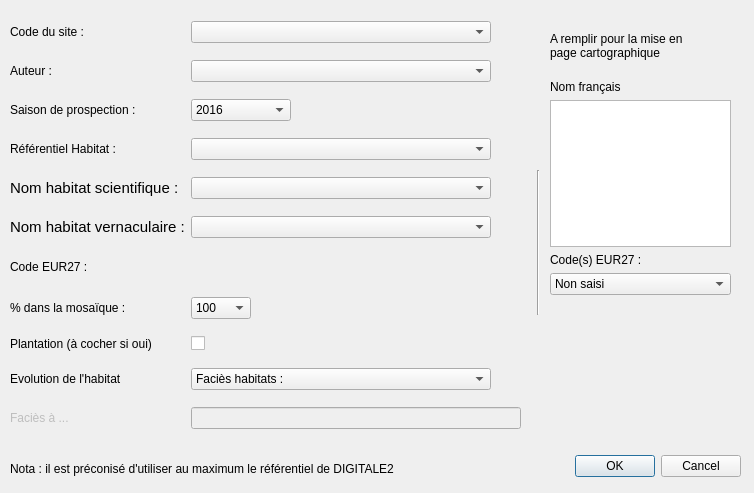
Above: ui_bdhabnat_dialog.ui from CEN-Hauts-de-France/bdhabnat_cenhdf before the change. Below: the same form after it.
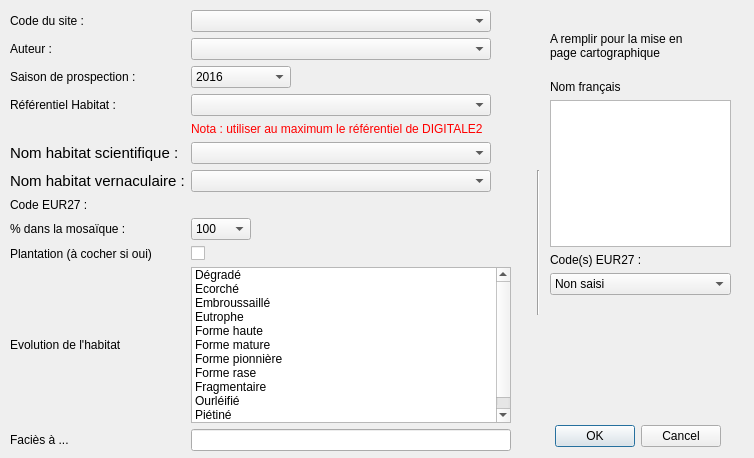
That is the form after the change.

Commit message: - Champs "Evolution de l'habitat" modifiés (notamment cbx -> list à choix multiple) - Nom français géré (cbx liée au nom latin + saisie en base) - Année proposée par défaut change au 15/03.

What changed in the file:
```diff
--- a/ui_bdhabnat_dialog.ui
+++ b/ui_bdhabnat_dialog.ui
@@ -7,7 +7,7 @@
     <x>0</x>
     <y>0</y>
     <width>754</width>
-    <height>493</height>
+    <height>458</height>
    </rect>
   </property>
   <property name="minimumSize">
@@ -28,8 +28,8 @@
   <widget class="QDialogButtonBox" name="buttonBox">
    <property name="geometry">
     <rect>
-     <x>550</x>
-     <y>450</y>
+     <x>530</x>
+     <y>420</y>
      <width>191</width>
      <height>32</height>
     </rect>
@@ -101,20 +101,7 @@
     </item>
    </layout>
   </widget>
-  <widget class="QLabel" name="label_2">
-   <property name="geometry">
-    <rect>
-     <x>10</x>
-     <y>460</y>
-     <width>481</width>
-     <height>17</height>
-    </rect>
-   </property>
-   <property name="text">
-    <string>Nota : il est préconisé d'utiliser au maximum le référentiel de DIGITALE2</string>
-   </property>
-  </widget>
-  <widget class="Line" name="line_2">
+  <widget class="Line" name="line">
    <property name="geometry">
     <rect>
      <x>530</x>
@@ -132,11 +119,18 @@
     <rect>
      <x>10</x>
      <y>10</y>
-     <width>511</width>
-     <height>431</height>
+     <width>501</width>
+     <height>441</height>
     </rect>
    </property>
    <layout class="QGridLayout" name="gridLayout">
+    <item row="11" column="0">
+     <widget class="QLabel" name="lbl_plantation">
+      <property name="text">
+       <string>Plantation (à cocher si oui)</string>
+      </property>
+     </widget>
+    </item>
     <item row="3" column="1">
      <widget class="QComboBox" name="cbx_habref">
       <property name="maximumSize">
@@ -162,7 +156,7 @@
       </property>
      </widget>
     </item>
-    <item row="6" column="1">
+    <item row="8" column="1">
      <widget class="QLabel" name="txt_codeeur27">
       <property name="maximumSize">
        <size>
@@ -191,7 +185,7 @@
       </property>
      </widget>
     </item>
-    <item row="4" column="0">
+    <item row="6" column="0">
      <widget class="QLabel" name="lbl_hablat">
       <property name="font">
        <font>
@@ -208,7 +202,7 @@
       </property>
      </widget>
     </item>
-    <item row="4" column="1">
+    <item row="6" column="1">
      <widget class="QComboBox" name="cbx_hablat">
       <property name="sizePolicy">
        <sizepolicy hsizetype="Expanding" vsizetype="Fixed">
@@ -233,14 +227,7 @@
       </property>
      </widget>
     </item>
-    <item row="8" column="0">
-     <widget class="QLabel" name="lbl_plantation">
-      <property name="text">
-       <string>Plantation (à cocher si oui)</string>
-      </property>
-     </widget>
-    </item>
-    <item row="8" column="1">
+    <item row="11" column="1">
      <widget class="QCheckBox" name="chx_plantation">
       <property name="maximumSize">
        <size>
@@ -253,122 +240,27 @@
       </property>
      </widget>
     </item>
-    <item row="9" column="0">
+    <item row="12" column="0">
      <widget class="QLabel" name="lbl_evol">
       <property name="text">
        <string>Evolution de l'habitat</string>
       </property>
      </widget>
     </item>
-    <item row="9" column="1">
-     <widget class="QComboBox" name="cbx_habetat">
-      <property name="maximumSize">
-       <size>
-        <width>300</width>
-        <height>16777215</height>
-       </size>
-      </property>
-      <item>
-       <property name="text">
-        <string>Faciès habitats :</string>
-       </property>
-      </item>
-      <item>
-       <property name="text">
-        <string>-  à : (compléter dans la zone de texte ci-dessous)</string>
-       </property>
-      </item>
-      <item>
-       <property name="text">
-        <string>- eutrophe</string>
-       </property>
-      </item>
-      <item>
-       <property name="text">
-        <string>- ourléifié</string>
-       </property>
-      </item>
-      <item>
-       <property name="text">
-        <string>- embroussaillé</string>
-       </property>
-      </item>
-      <item>
-       <property name="text">
-        <string>- écorché</string>
-       </property>
-      </item>
-      <item>
-       <property name="text">
-        <string/>
-       </property>
-      </item>
-      <item>
-       <property name="text">
-        <string>Forme : </string>
-       </property>
-      </item>
-      <item>
-       <property name="text">
-        <string>- pionnière</string>
-       </property>
-      </item>
-      <item>
-       <property name="text">
-        <string>- rase</string>
-       </property>
-      </item>
-      <item>
-       <property name="text">
-        <string>- haute</string>
-       </property>
-      </item>
-      <item>
-       <property name="text">
-        <string>- mature</string>
-       </property>
-      </item>
-      <item>
-       <property name="text">
-        <string/>
-       </property>
-      </item>
-      <item>
-       <property name="text">
-        <string>Fragmentaire</string>
-       </property>
-      </item>
-      <item>
-       <property name="text">
-        <string>Dégradé</string>
-       </property>
-      </item>
-      <item>
-       <property name="text">
-        <string>Piétiné</string>
-       </property>
-      </item>
-      <item>
-       <property name="text">
-        <string>Rudéralisé</string>
-       </property>
-      </item>
-     </widget>
-    </item>
-    <item row="10" column="0">
+    <item row="13" column="0">
      <widget class="QLabel" name="lbl_faciesa">
       <property name="enabled">
-       <bool>false</bool>
+       <bool>true</bool>
       </property>
       <property name="text">
        <string>Faciès à ...</string>
       </property>
      </widget>
     </item>
-    <item row="10" column="1">
+    <item row="13" column="1">
      <widget class="QLineEdit" name="txt_faciesa">
       <property name="enabled">
-       <bool>false</bool>
+       <bool>true</bool>
       </property>
      </widget>
     </item>
@@ -401,7 +293,7 @@
       </property>
      </widget>
     </item>
-    <item row="5" column="0">
+    <item row="7" column="0">
      <widget class="QLabel" name="lbl_habfr">
       <property name="font">
        <font>
@@ -413,7 +305,7 @@
       </property>
      </widget>
     </item>
-    <item row="5" column="1">
+    <item row="7" column="1">
      <widget class="QComboBox" name="cbx_habfr">
       <property name="sizePolicy">
        <sizepolicy hsizetype="Preferred" vsizetype="Fixed">
@@ -455,14 +347,14 @@
       </property>
      </widget>
     </item>
-    <item row="7" column="0">
+    <item row="9" column="0">
      <widget class="QLabel" name="lbl_pourcent">
       <property name="text">
        <string>&lt;html&gt;&lt;head/&gt;&lt;body&gt;&lt;p&gt;% dans la mosaïque :&lt;/p&gt;&lt;/body&gt;&lt;/html&gt;</string>
       </property>
      </widget>
     </item>
-    <item row="7" column="1">
+    <item row="9" column="1">
      <widget class="QComboBox" name="cbx_pourcent">
       <property name="sizePolicy">
        <sizepolicy hsizetype="Preferred" vsizetype="Fixed">
@@ -581,7 +473,7 @@
       </item>
      </widget>
     </item>
-    <item row="6" column="0">
+    <item row="8" column="0">
      <widget class="QLabel" name="lbl_codeeur27">
       <property name="enabled">
        <bool>true</bool>
@@ -766,6 +658,80 @@
       </item>
      </widget>
     </item>
+    <item row="5" column="1">
+     <widget class="QLabel" name="lbl_refcbnbl">
+      <property name="text">
+       <string>&lt;html&gt;&lt;head/&gt;&lt;body&gt;&lt;p&gt;&lt;span style=&quot; font-size:9pt; color:#ff0000;&quot;&gt;Nota : utiliser au maximum le référentiel de DIGITALE2&lt;/span&gt;&lt;/p&gt;&lt;/body&gt;&lt;/html&gt;</string>
+      </property>
+     </widget>
+    </item>
+    <item row="12" column="1">
+     <widget class="QListWidget" name="lst_evol">
+      <property name="selectionMode">
+       <enum>QAbstractItemView::ExtendedSelection</enum>
+      </property>
+      <item>
+       <property name="text">
+        <string>Dégradé</string>
+       </property>
+      </item>
+      <item>
+       <property name="text">
+        <string>Ecorché</string>
+       </property>
+      </item>
+      <item>
+       <property name="text">
+        <string>Embroussaillé</string>
+       </property>
+      </item>
+      <item>
+       <property name="text">
+        <string>Eutrophe</string>
+       </property>
+      </item>
+      <item>
+       <property name="text">
+        <string>Forme haute</string>
+       </property>
+      </item>
+      <item>
+       <property name="text">
+        <string>Forme mature</string>
+       </property>
+      </item>
+      <item>
+       <property name="text">
+        <string>Forme pionnière</string>
+       </property>
+      </item>
+      <item>
+       <property name="text">
+        <string>Forme rase</string>
+       </property>
+      </item>
+      <item>
+       <property name="text">
+        <string>Fragmentaire</string>
+       </property>
+      </item>
+      <item>
+       <property name="text">
+        <string>Ourléifié</string>
+       </property>
+      </item>
+      <item>
+       <property name="text">
+        <string>Piétiné</string>
+       </property>
+      </item>
+      <item>
+       <property name="text">
+        <string>Rudéralisé</string>
+       </property>
+      </item>
+     </widget>
+    </item>
    </layout>
   </widget>
  </widget>
```
Left out of the diff: 4 changed lines with no effect on the pictures. The commit also changes 2 other files.
